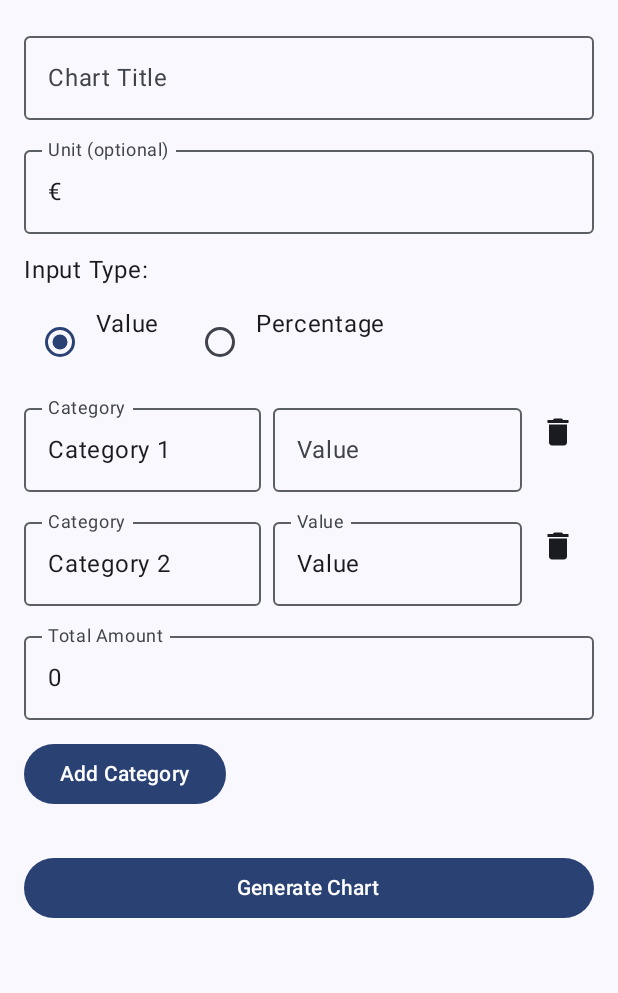
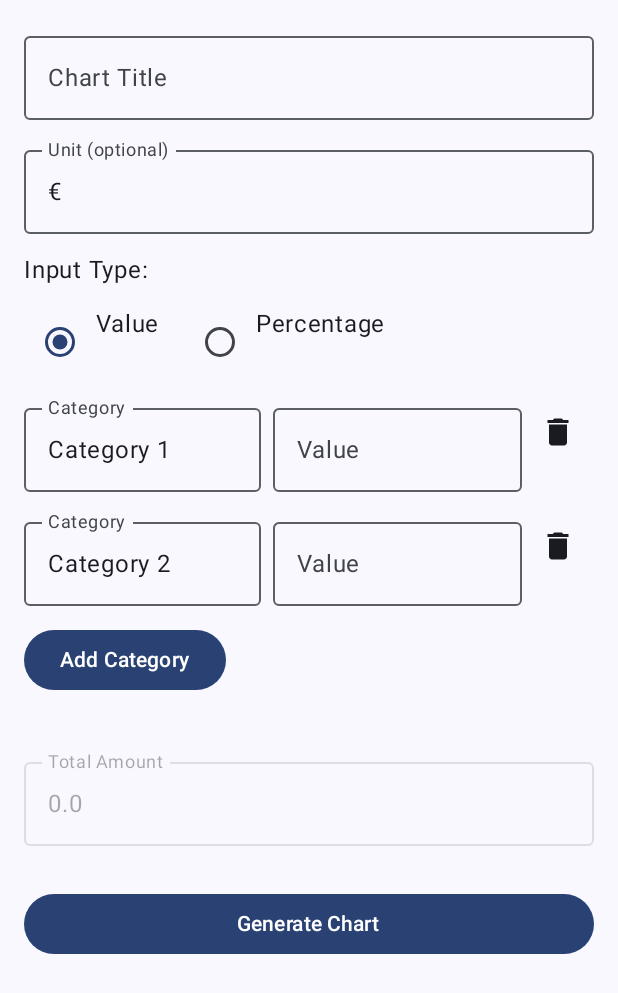
Before and after one commit to HuYiming2023/Charts, an Android app built with Jetpack Compose: the screen it shows after launch (MainActivity), after a tap on "Add Category", on a phone screen of 412 x 824 dp. Shown: the top 993 px of the screen. Run offline under Robolectric (Android 15) with nearby library versions, the phone set to English and light mode, and no system bars.

Commit message:
adjust sum up UI

```diff
--- a/app/src/main/java/com/example/piechart/ChartInputScreen.kt
+++ b/app/src/main/java/com/example/piechart/ChartInputScreen.kt
@@ -36,9 +36,6 @@ fun ChartInputScreen(modifier: Modifier = Modifier) {
         )
     }
 
-
-
-
     Column(
         modifier = modifier
             .fillMaxSize()
@@ -48,23 +45,32 @@ fun ChartInputScreen(modifier: Modifier = Modifier) {
             .statusBarsPadding(),
         verticalArrangement = Arrangement.spacedBy(12.dp)
     ) {
-        var sum = 0
-        var last = 0
-        // Title and unit input fields
-        OutlinedTextField(title, { title = it }, label = { Text("Chart Title") }, modifier = Modifier.fillMaxWidth())
-        OutlinedTextField(unit, { unit = it }, label = { Text("Unit (optional)") }, modifier = Modifier.fillMaxWidth())
+        // Chart title and unit input
+        OutlinedTextField(
+            value = title,
+            onValueChange = { title = it },
+            label = { Text("Chart Title") },
+            modifier = Modifier.fillMaxWidth()
+        )
 
-        // Select value or percentage mode
+        OutlinedTextField(
+            value = unit,
+            onValueChange = { unit = it },
+            label = { Text("Unit (optional)") },
+            modifier = Modifier.fillMaxWidth()
+        )
+
+        // Input mode selection
         Text("Input Type:")
         Row {
-            RadioButton(inputMode == InputMode.Value, { inputMode = InputMode.Value })
+            RadioButton(selected = inputMode == InputMode.Value, onClick = { inputMode = InputMode.Value })
             Text("Value")
             Spacer(Modifier.width(16.dp))
-            RadioButton(inputMode == InputMode.Percentage, { inputMode = InputMode.Percentage })
+            RadioButton(selected = inputMode == InputMode.Percentage, onClick = { inputMode = InputMode.Percentage })
             Text("Percentage")
         }
 
-        // Optional override for total in percentage mode
+        // Optional manual override for percentage total
         if (inputMode == InputMode.Percentage) {
             OutlinedTextField(
                 value = totalOverride,
@@ -74,18 +80,16 @@ fun ChartInputScreen(modifier: Modifier = Modifier) {
             )
         }
 
-        // Entry fields: category and value/percentage
-//        Column(
-//            modifier = modifier
-//                .fillMaxSize(),
-//        ) {
+        // Category and value/percentage input rows
         entries.forEachIndexed { index, pairState ->
             Row(modifier = Modifier.fillMaxWidth()) {
                 OutlinedTextField(
                     value = pairState.value.first,
                     onValueChange = { pairState.value = pairState.value.copy(first = it) },
                     label = { Text("Category") },
-                        modifier = Modifier.weight(1f).padding(end = 8.dp)
+                    modifier = Modifier
+                        .weight(1f)
+                        .padding(end = 8.dp)
                 )
                 OutlinedTextField(
                     value = pairState.value.second,
@@ -98,47 +102,41 @@ fun ChartInputScreen(modifier: Modifier = Modifier) {
                     Icon(Icons.Default.Delete, contentDescription = "Delete")
                 }
             }
-                sum += pairState.value.second.text.toIntOrNull() ?: 0
-                last = 100 - sum
-
         }
 
-//        }
+        // Button to add new category row
+        Button(
+            onClick = {
+                val nextIndex = entries.size + 1
+                val defaultName = TextFieldValue("Category $nextIndex")
+                val defaultVal = TextFieldValue("") // Empty, not pre-filled with "Value"
+                entries.add(mutableStateOf(Pair(defaultName, defaultVal)))
+            }
+        ) {
+            Text("Add Category")
+        }
 
-        if (inputMode == InputMode.Percentage) {
+        Spacer(modifier = Modifier.height(12.dp))
+
+        // Show calculated sum after "Add Category"
+        val sum = entries.sumOf { it.value.second.text.toDoubleOrNull() ?: 0.0 }
         OutlinedTextField(
-                value = TextFieldValue("$sum"),
-                onValueChange = { totalOverride = it },
-                label = { Text("Percentage (%)") },
+            value = TextFieldValue(sum.toString()),
+            onValueChange = {},
+            enabled = false,
+            label = {
+                Text(if (inputMode == InputMode.Percentage) "Percentage Total (%)" else "Total Amount")
+            },
             modifier = Modifier.fillMaxWidth()
         )
-        }
-        else{
-            OutlinedTextField(
-                value = TextFieldValue("$sum"),
-                onValueChange = { totalOverride = it },
-                label = { Text("Total Amount") },
-                modifier = Modifier.fillMaxWidth()
-            )
-        }
 
-        // Button to add new category entry
-        Button(onClick = {
-            val nextIndex = entries.size + 1
-            val defaultName = TextFieldValue("Category $nextIndex")
-            val defaultVal = TextFieldValue(if (inputMode == InputMode.Percentage) "$last" else "Value")
-            entries.add(mutableStateOf(Pair(defaultName, defaultVal)))
-            val lastEntryState = entries.last()
-            lastEntryState.value = lastEntryState.value.copy(second = defaultVal)
-        }) { Text("Add Category") }
-
-        // Generate chart and launch display activity
+        // Button to generate and launch chart
         Button(
             onClick = {
                 val titleText = title.text
                 val unitText = unit.text
 
-                // Parse and validate input entries
+                // Parse entries
                 val parsedEntries = entries.mapNotNull {
                     val name = it.value.first.text.trim()
                     val valueText = it.value.second.text.trim().replace("%", "")
@@ -151,7 +149,7 @@ fun ChartInputScreen(modifier: Modifier = Modifier) {
                     return@Button
                 }
 
-                // Ensure percentages sum to 100 if in percentage mode
+                // Percentage mode: must sum to 100
                 if (inputMode == InputMode.Percentage) {
                     val total = parsedEntries.sumOf { it.value }
                     if (total != 100.0) {
@@ -166,14 +164,16 @@ fun ChartInputScreen(modifier: Modifier = Modifier) {
                         val total = parsedEntries.sumOf { it.value }
                         parsedEntries.map { ChartEntry(it.category, (it.value / total) * 100.0) }
                     }
+                    else -> parsedEntries // fallback for exhaustiveness
                 }
 
                 val totalAmount = when (inputMode) {
                     InputMode.Value -> finalEntries.sumOf { it.value }
                     InputMode.Percentage -> totalOverride.text.toDoubleOrNull() ?: 100.0
+                    else -> 100.0
                 }
 
-                // Pass data to ChartDisplayActivity
+                // Launch chart activity
                 val intent = Intent(context, ChartDisplayActivity::class.java).apply {
                     putExtra("chart_title", titleText)
                     putExtra("chart_unit", unitText)
@@ -183,7 +183,11 @@ fun ChartInputScreen(modifier: Modifier = Modifier) {
 
                 context.startActivity(intent)
             },
-            modifier = Modifier.fillMaxWidth().padding(top = 16.dp)
-        ) { Text("Generate Chart") }
+            modifier = Modifier
+                .fillMaxWidth()
+                .padding(top = 16.dp)
+        ) {
+            Text("Generate Chart")
         }
     }
+}
```
Lines whose indentation alone changed are shown as unchanged.
